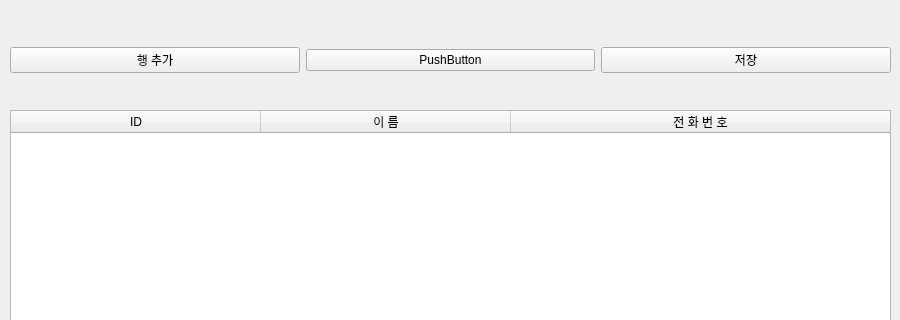
Qt form myUi.ui (vinca0224/InpatientProgram) before a commit; both pictures show x 0 to 900 and y 0 to 320 of the 900 by 600 pixel window.
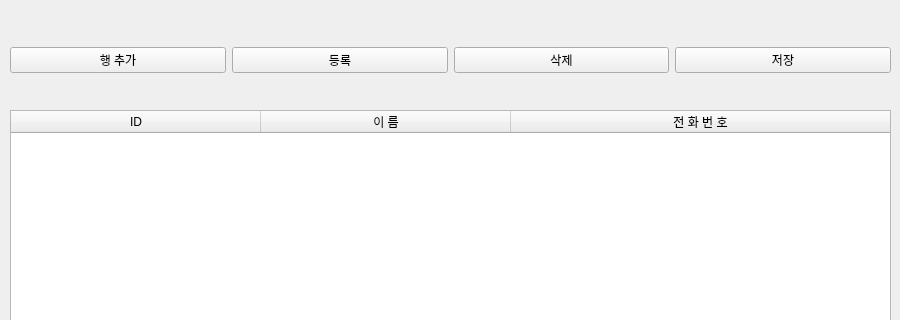
The same form after that commit.

The edit to the form file:
```diff
--- a/myUi.ui
+++ b/myUi.ui
@@ -76,16 +76,23 @@
    </property>
    <layout class="QHBoxLayout" name="horizontalLayout">
     <item>
-     <widget class="QPushButton" name="btnAdd">
+     <widget class="QPushButton" name="btnCol">
       <property name="text">
        <string>행 추가</string>
       </property>
      </widget>
     </item>
+    <item>
+     <widget class="QPushButton" name="btnAdd">
+      <property name="text">
+       <string>등록</string>
+      </property>
+     </widget>
+    </item>
     <item>
      <widget class="QPushButton" name="btnDelete">
       <property name="text">
-       <string>PushButton</string>
+       <string>삭제</string>
       </property>
      </widget>
     </item>
```
Left out of the diff: 6 changed lines with no effect on the pictures.
